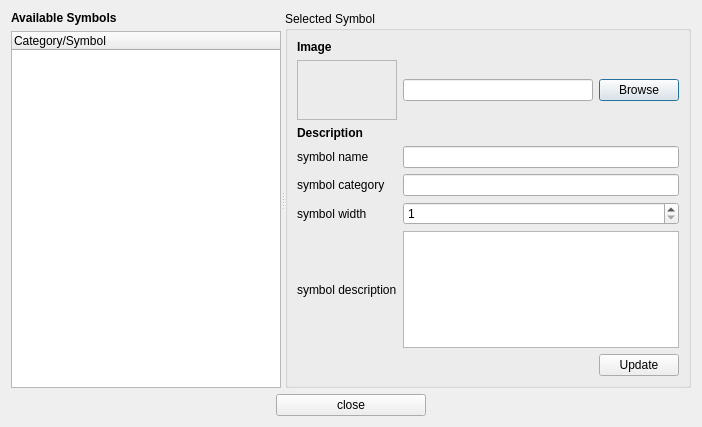
haskelladdict/sconcho, file sconcho/gui/ui/manageKnittingSymbolDialog.ui: the form before one commit.
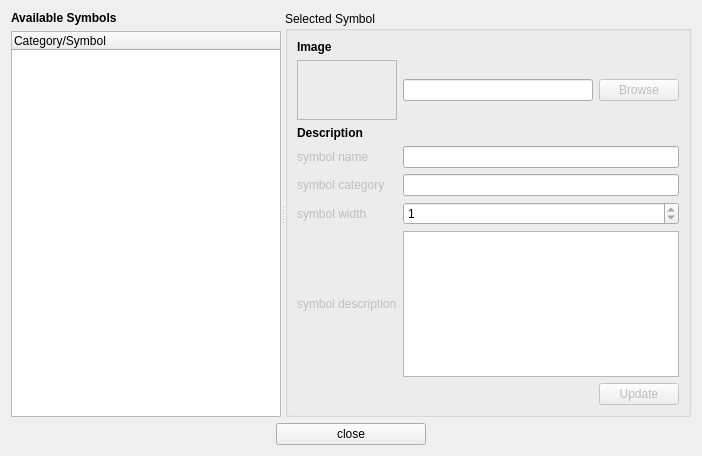
The form after the commit.

Commit message: More code for manage new symbols dialog.

What changed in the file:
```diff
--- a/sconcho/gui/ui/manageKnittingSymbolDialog.ui
+++ b/sconcho/gui/ui/manageKnittingSymbolDialog.ui
@@ -7,7 +7,7 @@
     <x>0</x>
     <y>0</y>
     <width>702</width>
-    <height>427</height>
+    <height>456</height>
    </rect>
   </property>
   <property name="windowTitle">
@@ -87,6 +87,9 @@
            </item>
            <item>
             <widget class="QPushButton" name="browseSymbolButton">
+             <property name="enabled">
+              <bool>false</bool>
+             </property>
              <property name="text">
               <string>Browse</string>
              </property>
@@ -124,7 +127,10 @@
             <widget class="QLineEdit" name="symbolNameEntry"/>
            </item>
            <item row="1" column="0">
-            <widget class="QLabel" name="label_4">
+            <widget class="QLabel" name="symbolCategoryLabel">
+             <property name="enabled">
+              <bool>false</bool>
+             </property>
              <property name="text">
               <string>symbol category</string>
              </property>
@@ -134,7 +140,10 @@
             <widget class="QLineEdit" name="symbolCategoryEntry"/>
            </item>
            <item row="2" column="0">
-            <widget class="QLabel" name="label_5">
+            <widget class="QLabel" name="symbolWidthLabel">
+             <property name="enabled">
+              <bool>false</bool>
+             </property>
              <property name="text">
               <string>symbol width</string>
              </property>
@@ -142,23 +151,36 @@
            </item>
            <item row="2" column="1">
             <widget class="QSpinBox" name="symbolWidthSpinner">
+             <property name="readOnly">
+              <bool>true</bool>
+             </property>
              <property name="minimum">
               <number>1</number>
              </property>
             </widget>
            </item>
            <item row="3" column="0">
-            <widget class="QLabel" name="label_6">
+            <widget class="QLabel" name="symbolDescriptionLabel">
+             <property name="enabled">
+              <bool>false</bool>
+             </property>
              <property name="text">
               <string>symbol description</string>
              </property>
             </widget>
            </item>
            <item row="3" column="1">
-            <widget class="QTextEdit" name="symbolDescriptionEntry"/>
+            <widget class="QTextEdit" name="symbolDescriptionEntry">
+             <property name="readOnly">
+              <bool>true</bool>
+             </property>
+            </widget>
            </item>
            <item row="0" column="0">
-            <widget class="QLabel" name="label_3">
+            <widget class="QLabel" name="symbolNameLabel">
+             <property name="enabled">
+              <bool>false</bool>
+             </property>
              <property name="text">
               <string>symbol name</string>
              </property>
@@ -183,6 +205,9 @@
            </item>
            <item>
             <widget class="QPushButton" name="updateSymbolButton">
+             <property name="enabled">
+              <bool>false</bool>
+             </property>
              <property name="text">
               <string>Update</string>
              </property>
```
Left out of the diff: 19 changed lines with no effect on the pictures. The commit also changes 9 other files.
